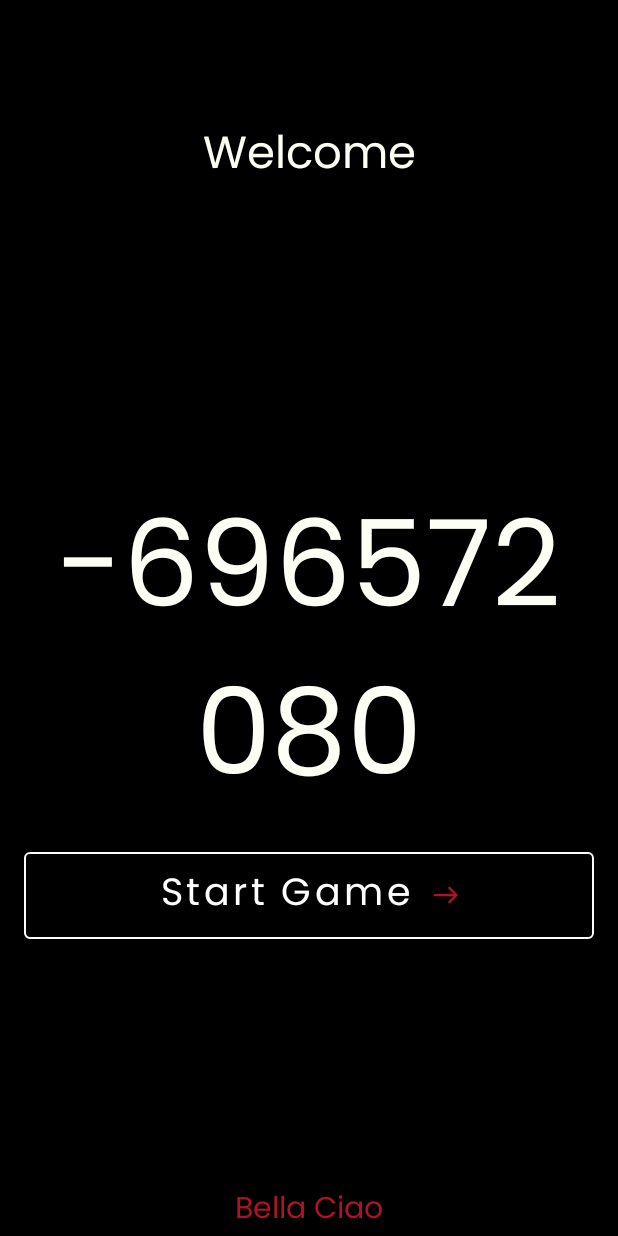
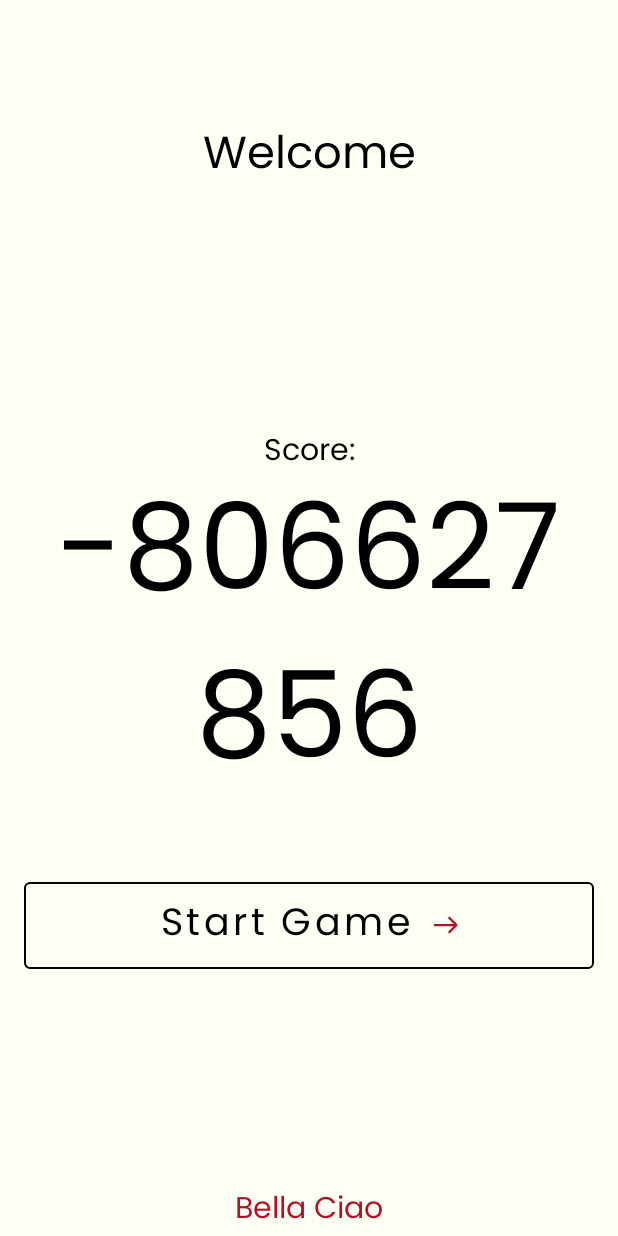
Before and after one commit to chydee/La-Casa-De-Papel, an Android app: the WelcomeUserFragment screen opened through its navigation route, on a phone screen of 412 x 824 dp. Run offline under Robolectric (Android 15) with nearby library versions, the phone set to English and light mode, and no system bars; our stand-ins replace Firebase (no records; nobody signed in at launch, a user with empty details on screens opened directly), data binding; 2 statements that could not run were skipped.

Commit message:
changed background color

```diff
--- a/app/src/main/res/drawable/button_round.xml
+++ b/app/src/main/res/drawable/button_round.xml
@@ -4,7 +4,7 @@
     <corners android:radius="50dp" />
     <stroke
         android:width="2dp"
-        android:color="@color/secondaryLightColor" />
+        android:color="@color/wineColor" />
     <padding
         android:bottom="5dp"
         android:left="5dp"
--- a/app/src/main/res/layout/welcome_user_fragment.xml
+++ b/app/src/main/res/layout/welcome_user_fragment.xml
@@ -14,7 +14,7 @@
         android:id="@+id/welcome_fragment"
         android:layout_width="match_parent"
         android:layout_height="match_parent"
-        android:background="@color/secondaryTextColor"
+        style="@style/WelcomeTextStyle"
         tools:context=".welcome.WelcomeUserFragment">
 
         <TextView
@@ -25,6 +25,7 @@
             android:layout_marginEnd="16dp"
             android:fontFamily="@font/poppins_semibold"
             android:text="@string/welcome_msg"
+            android:textColor="@color/secondaryTextColor"
             android:textAlignment="center"
             android:textSize="30sp"
             app:layout_constraintEnd_toEndOf="parent"
@@ -35,6 +36,7 @@
             android:id="@+id/player_name_textView"
             android:layout_width="0dp"
             android:layout_height="wrap_content"
+            android:textColor="@color/secondaryTextColor"
             android:layout_marginTop="50dp"
             android:fontFamily="@font/poppins_bold"
             android:textAlignment="center"
@@ -51,7 +53,8 @@
             android:layout_height="wrap_content"
             android:layout_marginTop="24dp"
             android:fontFamily="@font/poppins_bold"
-            android:text="@{welcomeViewModel._playerScore}"
+            android:text="@string/score"
+            android:textColor="@color/secondaryTextColor"
             android:textAlignment="center"
             android:textSize="20sp"
             app:layout_constraintEnd_toEndOf="@+id/player_name_textView"
@@ -62,9 +65,13 @@
             android:id="@+id/player_current_score"
             android:layout_width="0dp"
             android:layout_height="wrap_content"
+            android:layout_marginTop="8dp"
+            android:layout_marginBottom="31dp"
             android:fontFamily="@font/poppins_bold"
             android:textAlignment="center"
+            android:textColor="@color/secondaryTextColor"
             android:textSize="80sp"
+            app:layout_constraintBottom_toTopOf="@+id/start_game_btn"
             app:layout_constraintEnd_toEndOf="@+id/highscore"
             app:layout_constraintStart_toStartOf="@+id/highscore"
             app:layout_constraintTop_toBottomOf="@+id/highscore" />
@@ -79,17 +86,17 @@
             android:padding="8dp"
             android:text="@string/start_game"
             android:textAllCaps="false"
-            android:textColor="@color/primaryTextColor"
+            android:textColor="@color/secondaryTextColor"
             android:textSize="25sp"
             app:icon="@drawable/ic_arrow"
             app:iconGravity="textEnd"
             app:iconPadding="16dp"
-            app:iconTint="#b11226"
+            app:iconTint="@color/wineColor"
             app:layout_constraintBottom_toTopOf="@+id/guideline4"
             app:layout_constraintEnd_toEndOf="parent"
             app:layout_constraintStart_toStartOf="parent"
             app:layout_constraintTop_toBottomOf="@+id/player_current_score"
-            app:strokeColor="@color/primaryTextColor" />
+            app:strokeColor="@color/secondaryTextColor" />
 
         <TextView
             android:id="@+id/trade_mark"
--- a/app/src/main/res/values/colors.xml
+++ b/app/src/main/res/values/colors.xml
@@ -9,4 +9,7 @@
   <color name="primaryTextColor">#ffffff</color>
   <color name="secondaryTextColor">#000000</color>
   <color name="wineColor">#B11226</color>
+  <color name="milk">#fdfff5</color>
+  <color name="almost_black">#292929</color>
+  <color name="green">#008000</color>
 </resources>
--- a/app/src/main/res/values/styles.xml
+++ b/app/src/main/res/values/styles.xml
@@ -3,9 +3,9 @@
     <!-- Base application theme. -->
     <style name="AppTheme" parent="Theme.MaterialComponents.Light.NoActionBar">
         <!-- Customize your theme here. -->
-        <item name="colorPrimary">@color/secondaryColor</item>
+        <item name="colorPrimary">@color/secondaryTextColor</item>
         <item name="colorPrimaryDark">@color/secondaryTextColor</item>
-        <item name="colorAccent">@color/secondaryColor</item>
+        <item name="colorAccent">@color/secondaryTextColor</item>
         <item name="android:windowTranslucentStatus">true</item>
         <item name="android:statusBarColor">@android:color/transparent</item>
         <item name="android:showDividers">none</item>
@@ -14,4 +14,8 @@
         <item name="fontFamily">@font/poppins</item>
     </style>
 
+    <style name="WelcomeTextStyle">
+        <item name="android:background">@color/milk</item>
+    </style>
+
 </resources>
```
Also changed, not shown: app/src/main/res/drawable/btn_correct.xml (added, +10 -0 lines), app/src/main/res/drawable/btn_default.xml (added, +10 -0 lines), app/src/main/res/drawable/btn_disabled.xml (added, +11 -0 lines), app/src/main/res/drawable/btn_wrong.xml (added, +10 -0 lines), app/src/main/res/drawable/card.xml (added, +11 -0 lines), app/src/main/res/layout/game_fragment.xml (+60 -5 lines), app/src/main/res/layout/leader_board_fragment.xml (+18 -8 lines), app/src/main/res/layout/on_board_fragment.xml (+4 -3 lines).
